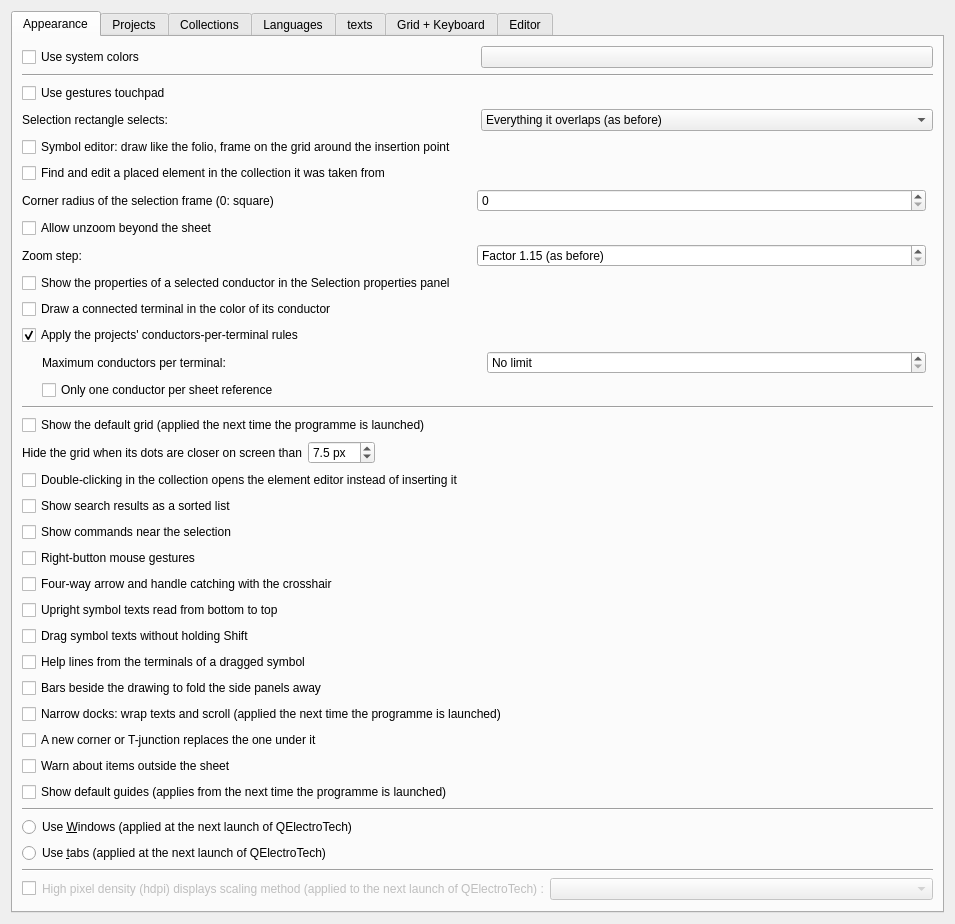
qelectrotech/qelectrotech-source-mirror, file sources/ui/configpage/generalconfigurationpage.ui: the form before one commit.
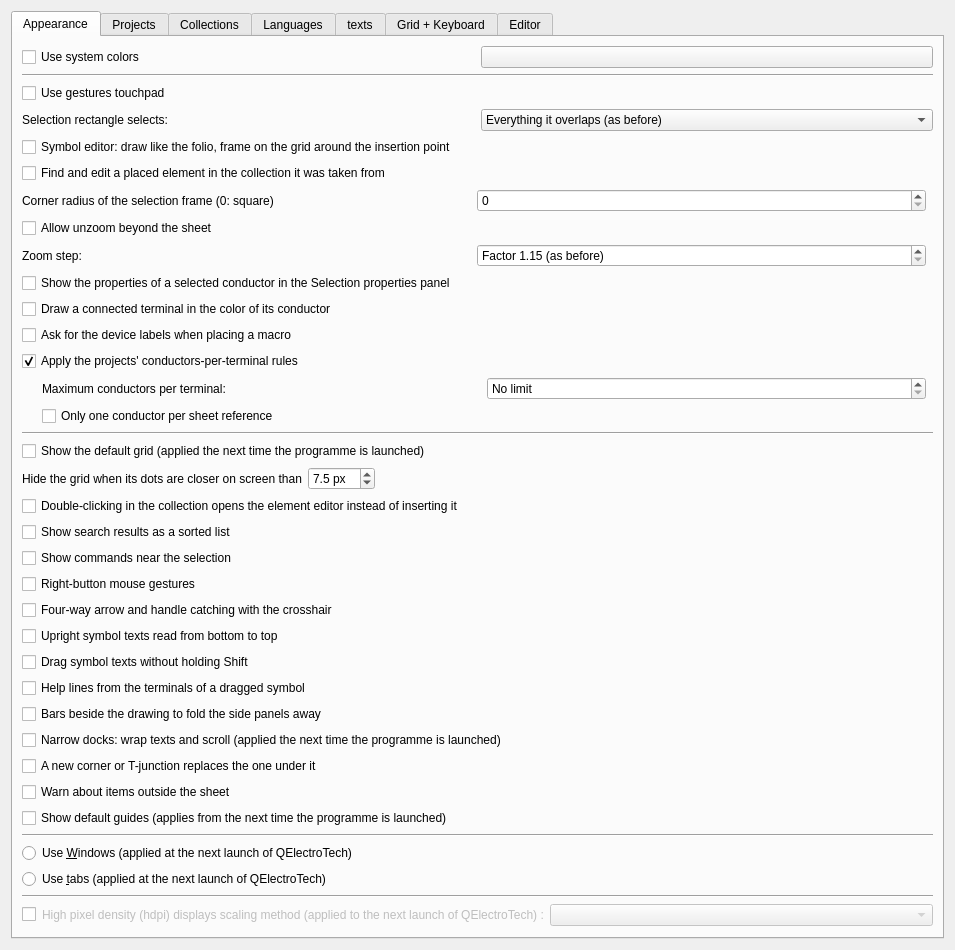
The form after the commit. Custom widgets are drawn as their Qt base class.

Commit message: Ask for a macro's device labels when it is placed

Diff of the .ui file:
```diff
--- a/sources/ui/configpage/generalconfigurationpage.ui
+++ b/sources/ui/configpage/generalconfigurationpage.ui
@@ -198,6 +198,16 @@
          </property>
         </widget>
        </item>
+       <item>
+        <widget class="QCheckBox" name="m_macro_ask_labels_cb">
+         <property name="text">
+          <string>Ask for the device labels when placing a macro</string>
+         </property>
+         <property name="toolTip">
+          <string>Proposes the next free labels, which Accept All takes. Unchecked, a macro keeps its saved labels.</string>
+         </property>
+        </widget>
+       </item>
        <item>
         <widget class="QCheckBox" name="m_wiring_rules_cb">
          <property name="toolTip">
```
Left out of the diff: 1 changed line with no effect on the pictures. The commit also changes 12 other files.
